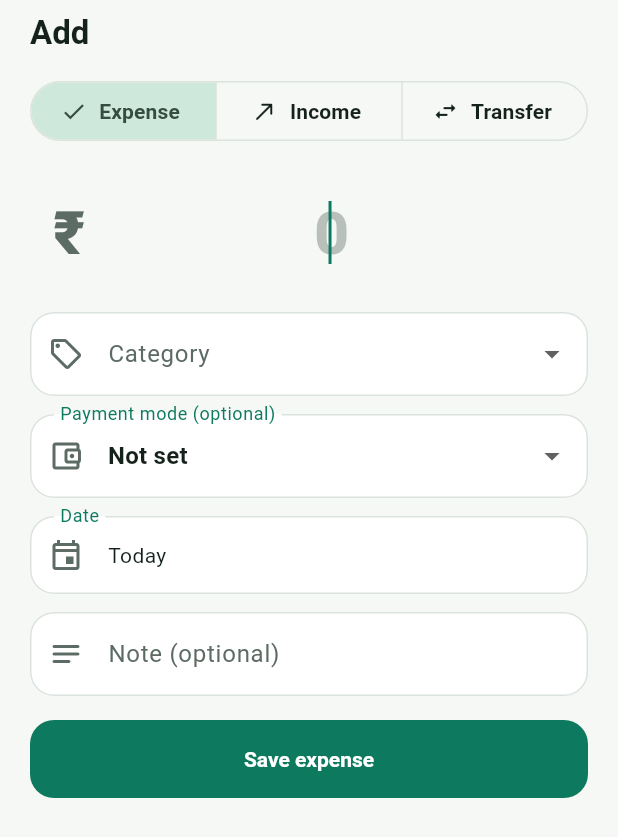
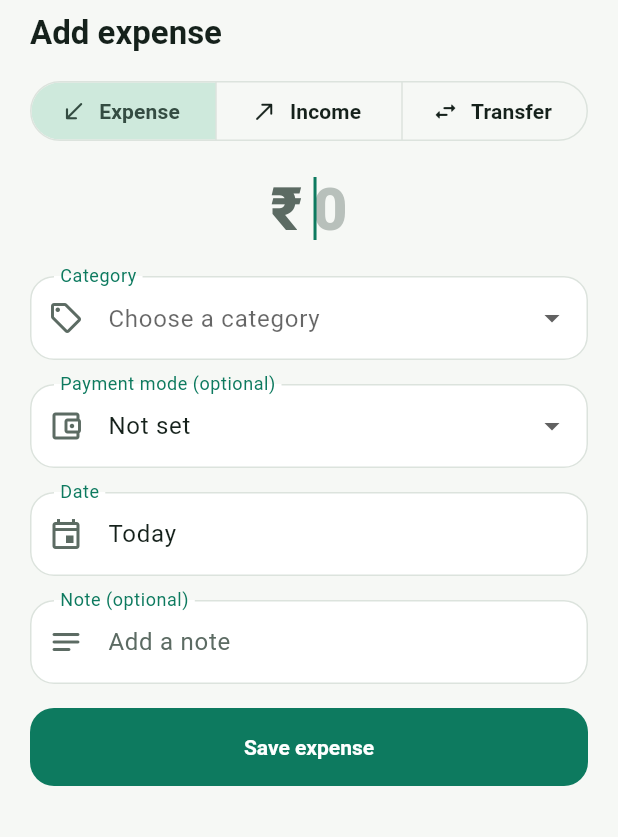
Before and after one commit to KartikeyanC/FinRoot_Mobile, a Flutter app: the QuickAddSheet widget shown alone on an empty page, opened directly, on a phone screen of 412 x 824 dp. Shown: the top 837 px of the screen. Run offline on Flutter 3.47's test engine with Material 3 defaults, Android fonts, the phone set to English and light mode, and no system bars; our stand-ins replace connectivity_plus, decimal, drift, flutter_local_notifications, flutter_riverpod, flutter_secure_storage and 6 more; missing offline and left inert: sqlite3, workmanager; accounts and stored records are empty; generated files the repository leaves out were written again; statements that could not run were skipped.

Commit message:
fix(quick-add): align the Add sheet on narrow phones
- Segment labels no longer wrap ("Transfe/r"): drop the duplicate check
  mark, tighten padding, scale a label down rather than wrap it.
- Currency symbol and amount are one centred group instead of the symbol
  pinned to the field's left edge.
- Every field keeps its label on the border, with hints for empty ones;
  one value text style, so all fields are the same height; even spacing.
- Title names the kind: "Add expense" / "Add income" / "Add transfer".

Co-Authored-By: Claude Opus 5.5 <noreply@anthropic.com>

```diff
--- a/lib/features/quick_add/presentation/quick_add_sheet.dart
+++ b/lib/features/quick_add/presentation/quick_add_sheet.dart
@@ -174,7 +174,9 @@ class _QuickAddSheetState extends ConsumerState<QuickAddSheet> {
         crossAxisAlignment: CrossAxisAlignment.stretch,
         children: [
           Text(
-            widget.isEditing ? 'Edit ${_kind.label.toLowerCase()}' : 'Add',
+            widget.isEditing
+                ? 'Edit ${_kind.label.toLowerCase()}'
+                : 'Add ${_kind.label.toLowerCase()}',
             style: t.titleLarge,
           ),
           const SizedBox(height: AppSpacing.lg),
@@ -183,20 +185,29 @@ class _QuickAddSheetState extends ConsumerState<QuickAddSheet> {
           else ...[
             if (!widget.isEditing) ...[
               SegmentedButton<QuickAddKind>(
+                // Three icon + label segments must fit a 360dp phone: the
+                // filled segment already shows the choice, so drop the extra
+                // check mark, and tighten the side padding.
+                showSelectedIcon: false,
+                style: SegmentedButton.styleFrom(
+                  padding: const EdgeInsets.symmetric(
+                    horizontal: AppSpacing.sm,
+                  ),
+                ),
                 segments: const [
                   ButtonSegment(
                     value: QuickAddKind.expense,
-                    label: Text('Expense'),
+                    label: _SegmentLabel('Expense'),
                     icon: Icon(Icons.south_west_rounded),
                   ),
                   ButtonSegment(
                     value: QuickAddKind.income,
-                    label: Text('Income'),
+                    label: _SegmentLabel('Income'),
                     icon: Icon(Icons.north_east_rounded),
                   ),
                   ButtonSegment(
                     value: QuickAddKind.transfer,
-                    label: Text('Transfer'),
+                    label: _SegmentLabel('Transfer'),
                     icon: Icon(Icons.swap_horiz_rounded),
                   ),
                 ],
@@ -304,13 +315,15 @@ class _EntryForm extends StatelessWidget {
           controller: amount,
           validator: QuickAddValidators.amount,
         ),
-        const SizedBox(height: AppSpacing.lg),
+        const SizedBox(height: AppSpacing.xxl),
         DropdownButtonFormField<String>(
           initialValue: category,
           isExpanded: true,
-          decoration: const InputDecoration(
-            labelText: 'Category',
-            prefixIcon: Icon(Icons.sell_outlined),
+          style: _valueStyle(context),
+          decoration: _fieldDecoration(
+            'Category',
+            Icons.sell_outlined,
+            hint: 'Choose a category',
           ),
           items: [
             for (final c in kind.categories)
@@ -319,13 +332,14 @@ class _EntryForm extends StatelessWidget {
           onChanged: onCategory,
           validator: (v) => QuickAddValidators.category(v, required: true),
         ),
-        const SizedBox(height: AppSpacing.md),
+        const SizedBox(height: AppSpacing.lg),
         DropdownButtonFormField<String>(
           initialValue: paymentMode,
           isExpanded: true,
-          decoration: const InputDecoration(
-            labelText: 'Payment mode (optional)',
-            prefixIcon: Icon(Icons.account_balance_wallet_outlined),
+          style: _valueStyle(context),
+          decoration: _fieldDecoration(
+            'Payment mode (optional)',
+            Icons.account_balance_wallet_outlined,
           ),
           items: [
             const DropdownMenuItem<String>(child: Text('Not set')),
@@ -335,15 +349,16 @@ class _EntryForm extends StatelessWidget {
           onChanged: onPaymentMode,
         ),
         if (accounts.isNotEmpty) ...[
-          const SizedBox(height: AppSpacing.md),
+          const SizedBox(height: AppSpacing.lg),
           DropdownButtonFormField<String>(
             initialValue: accounts.any((a) => a.id == accountId)
                 ? accountId
                 : null,
             isExpanded: true,
-            decoration: const InputDecoration(
-              labelText: 'Account (optional)',
-              prefixIcon: Icon(Icons.account_balance_outlined),
+            style: _valueStyle(context),
+            decoration: _fieldDecoration(
+              'Account (optional)',
+              Icons.account_balance_outlined,
             ),
             items: [
               const DropdownMenuItem<String>(child: Text('Not set')),
@@ -359,9 +374,9 @@ class _EntryForm extends StatelessWidget {
             onChanged: onAccount,
           ),
         ],
-        const SizedBox(height: AppSpacing.md),
+        const SizedBox(height: AppSpacing.lg),
         _DateField(occurredAt: occurredAt, onTap: onPickDate),
-        const SizedBox(height: AppSpacing.md),
+        const SizedBox(height: AppSpacing.lg),
         _NoteField(controller: note),
       ],
     );
@@ -419,38 +434,72 @@ class _TransferForm extends StatelessWidget {
           controller: amount,
           validator: QuickAddValidators.amount,
         ),
-        const SizedBox(height: AppSpacing.lg),
+        const SizedBox(height: AppSpacing.xxl),
         DropdownButtonFormField<String>(
           initialValue: accounts.any((a) => a.id == fromId) ? fromId : null,
           isExpanded: true,
-          decoration: const InputDecoration(
-            labelText: 'From',
-            prefixIcon: Icon(Icons.logout_rounded),
+          style: _valueStyle(context),
+          decoration: _fieldDecoration(
+            'From',
+            Icons.logout_rounded,
+            hint: 'Choose an account',
           ),
           items: accounts.map(item).toList(),
           onChanged: onFrom,
           validator: (_) => fromId == null ? 'Choose an account' : null,
         ),
-        const SizedBox(height: AppSpacing.md),
+        const SizedBox(height: AppSpacing.lg),
         DropdownButtonFormField<String>(
           initialValue: accounts.any((a) => a.id == toId) ? toId : null,
           isExpanded: true,
-          decoration: const InputDecoration(
-            labelText: 'To',
-            prefixIcon: Icon(Icons.login_rounded),
+          style: _valueStyle(context),
+          decoration: _fieldDecoration(
+            'To',
+            Icons.login_rounded,
+            hint: 'Choose an account',
           ),
           items: accounts.map(item).toList(),
           onChanged: onTo,
           validator: (_) =>
               QuickAddValidators.transferAccounts(fromId: fromId, toId: toId),
         ),
-        const SizedBox(height: AppSpacing.md),
+        const SizedBox(height: AppSpacing.lg),
         _DateField(occurredAt: occurredAt, onTap: onPickDate),
-        const SizedBox(height: AppSpacing.md),
+        const SizedBox(height: AppSpacing.lg),
         _NoteField(controller: note),
       ],
     );
   }
+}
+
+/// Every field in the sheet keeps its label on the border, filled or not, so
+/// the labels line up down the form instead of some sitting inside the box
+/// (empty) and some on the border (with a value).
+InputDecoration _fieldDecoration(String label, IconData icon, {String? hint}) =>
+    InputDecoration(
+      labelText: label,
+      hintText: hint,
+      prefixIcon: Icon(icon),
+      floatingLabelBehavior: FloatingLabelBehavior.always,
+    );
+
+/// One value style for every field — dropdowns default to the heavier
+/// titleMedium, the date and note to bodyLarge, which also left the date box
+/// shorter than the rest.
+TextStyle? _valueStyle(BuildContext context) =>
+    Theme.of(context).textTheme.bodyLarge;
+
+/// A segment label that stays on one line, scaling down rather than wrapping
+/// ("Transfe / r") on a narrow phone or with large system text.
+class _SegmentLabel extends StatelessWidget {
+  const _SegmentLabel(this.text);
+  final String text;
+
+  @override
+  Widget build(BuildContext context) => FittedBox(
+    fit: BoxFit.scaleDown,
+    child: Text(text, maxLines: 1, softWrap: false),
+  );
 }
 
 class _DateField extends StatelessWidget {
@@ -464,11 +513,11 @@ class _DateField extends StatelessWidget {
       onTap: onTap,
       borderRadius: AppRadius.field,
       child: InputDecorator(
-        decoration: const InputDecoration(
-          labelText: 'Date',
-          prefixIcon: Icon(Icons.event_outlined),
+        decoration: _fieldDecoration('Date', Icons.event_outlined),
+        child: Text(
+          RelativeTime.dayLabel(occurredAt),
+          style: _valueStyle(context),
         ),
-        child: Text(RelativeTime.dayLabel(occurredAt)),
       ),
     );
   }
@@ -484,11 +533,11 @@ class _NoteField extends StatelessWidget {
       controller: controller,
       maxLength: 400,
       textCapitalization: TextCapitalization.sentences,
-      decoration: const InputDecoration(
-        labelText: 'Note (optional)',
-        prefixIcon: Icon(Icons.notes_rounded),
-        counterText: '',
-      ),
+      decoration: _fieldDecoration(
+        'Note (optional)',
+        Icons.notes_rounded,
+        hint: 'Add a note',
+      ).copyWith(counterText: ''),
       validator: QuickAddValidators.note,
     );
   }
--- a/lib/features/quick_add/presentation/widgets/amount_input_field.dart
+++ b/lib/features/quick_add/presentation/widgets/amount_input_field.dart
@@ -7,6 +7,10 @@ import '../../../../design/design.dart';
 /// The amount-first input at the top of every Quick Add form (brief §7): a
 /// large, tabular figure with the currency symbol, number keypad, autofocus.
 /// M8's edit sheet reuses it.
+///
+/// The symbol and the figure are laid out as one centred group that grows
+/// with the digits typed — a decoration prefix would pin the symbol to the
+/// field's left edge, far from a centred number.
 class AmountInputField extends StatelessWidget {
   const AmountInputField({
     super.key,
@@ -26,16 +30,42 @@ class AmountInputField extends StatelessWidget {
   @override
   Widget build(BuildContext context) {
     final scheme = Theme.of(context).colorScheme;
-    // The field carries no visible label by design (amount-first). Give a
-    // screen reader one anyway (WCAG 3.3.2 / 4.1.2).
-    return Semantics(
+    final figure = AppTypography.moneyHero.copyWith(color: scheme.onSurface);
+
+    return FormField<String>(
+      initialValue: controller.text,
+      validator: validator == null ? null : (_) => validator!(controller.text),
+      builder: (field) => Column(
+        mainAxisSize: MainAxisSize.min,
+        children: [
+          Row(
+            mainAxisAlignment: MainAxisAlignment.center,
+            crossAxisAlignment: CrossAxisAlignment.baseline,
+            textBaseline: TextBaseline.alphabetic,
+            children: [
+              ExcludeSemantics(
+                child: Text(
+                  currencySymbol(currency),
+                  style: figure.copyWith(color: scheme.onSurfaceVariant),
+                ),
+              ),
+              const SizedBox(width: AppSpacing.sm),
+              Flexible(
+                child: IntrinsicWidth(
+                  // The field carries no visible label by design
+                  // (amount-first). Give a screen reader one anyway
+                  // (WCAG 3.3.2 / 4.1.2).
+                  child: Semantics(
                     label: 'Amount in $currency',
-      child: TextFormField(
+                    child: TextField(
                       controller: controller,
                       autofocus: autofocus,
-      keyboardType: const TextInputType.numberWithOptions(decimal: true),
+                      keyboardType: const TextInputType.numberWithOptions(
+                        decimal: true,
+                      ),
                       textInputAction: TextInputAction.next,
-      onFieldSubmitted: onSubmitted,
+                      onChanged: field.didChange,
+                      onSubmitted: onSubmitted,
                       inputFormatters: [
                         // digits and at most one dot, up to two decimals
                         FilteringTextInputFormatter.allow(RegExp(r'[0-9.]')),
@@ -44,31 +74,43 @@ class AmountInputField extends StatelessWidget {
                           if (text.isEmpty) return newValue;
                           if ('.'.allMatches(text).length > 1) return oldValue;
                           final dot = text.indexOf('.');
-          if (dot != -1 && text.length - dot - 1 > 2) return oldValue;
+                          if (dot != -1 && text.length - dot - 1 > 2) {
+                            return oldValue;
+                          }
                           return newValue;
                         }),
                       ],
-      style: AppTypography.moneyHero.copyWith(color: scheme.onSurface),
-      textAlign: TextAlign.center,
+                      style: figure,
                       decoration: InputDecoration(
-        prefixText: '${currencySymbol(currency)} ',
-        prefixStyle: AppTypography.moneyHero.copyWith(
-          color: scheme.onSurfaceVariant,
-        ),
                         hintText: '0',
-        hintStyle: AppTypography.moneyHero.copyWith(
+                        hintStyle: figure.copyWith(
                           color: scheme.onSurfaceVariant.withValues(alpha: 0.4),
                         ),
+                        isDense: true,
+                        contentPadding: EdgeInsets.zero,
                         filled: false,
                         border: InputBorder.none,
                         enabledBorder: InputBorder.none,
                         focusedBorder: InputBorder.none,
-        errorStyle: Theme.of(context).textTheme.bodySmall?.copyWith(
-          color: scheme.error,
                       ),
-        errorMaxLines: 2,
                     ),
-      validator: validator,
+                  ),
+                ),
+              ),
+            ],
+          ),
+          if (field.hasError) ...[
+            const SizedBox(height: AppSpacing.xs),
+            Text(
+              field.errorText!,
+              textAlign: TextAlign.center,
+              maxLines: 2,
+              style: Theme.of(
+                context,
+              ).textTheme.bodySmall?.copyWith(color: scheme.error),
+            ),
+          ],
+        ],
       ),
     );
   }
```
Also changed, not shown: 1 other file. Lines whose indentation alone changed are shown as unchanged.
